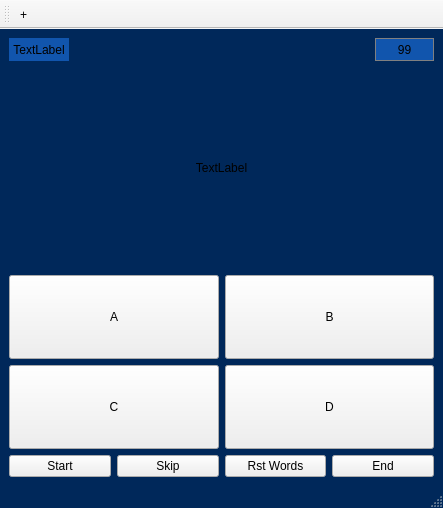
Above: mainwindow.ui from omrdk/mem_words before the change. Below: the same form after it.
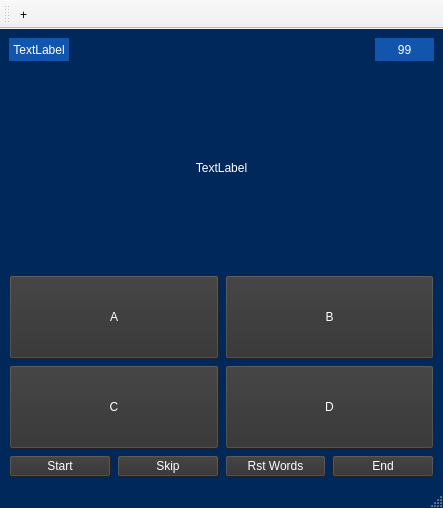
That is the form after the change. Icons and pictures are not drawn.

Diff of the .ui file:
```diff
--- a/mainwindow.ui
+++ b/mainwindow.ui
@@ -45,7 +45,8 @@
            </size>
           </property>
           <property name="styleSheet">
-           <string notr="true">	background-color: #1155AD 	;</string>
+           <string notr="true">background-color: #1155AD;
+color : rgb(255,255,255)</string>
           </property>
           <property name="text">
            <string>TextLabel</string>
@@ -74,9 +75,8 @@
         <item>
          <widget class="QLabel" name="lbl_count">
           <property name="styleSheet">
-           <string notr="true">	background-color: #1155AD;
-	border: 1px solid gray;
-	padding:5pc;</string>
+           <string notr="true">background-color: #1155AD;
+color : rgb(255,255,255)</string>
           </property>
           <property name="text">
            <string>99</string>
@@ -98,6 +98,9 @@
             <verstretch>0</verstretch>
            </sizepolicy>
           </property>
+          <property name="styleSheet">
+           <string notr="true">color:#ffffff;</string>
+          </property>
           <property name="text">
            <string>TextLabel</string>
           </property>
@@ -120,6 +123,10 @@
                   <verstretch>0</verstretch>
                  </sizepolicy>
                 </property>
+                <property name="styleSheet">
+                 <string notr="true">background-color : rgb(48,48,48);
+color: #ffffff;</string>
+                </property>
                 <property name="text">
                  <string>A</string>
                 </property>
@@ -133,6 +140,10 @@
                   <verstretch>0</verstretch>
                  </sizepolicy>
                 </property>
+                <property name="styleSheet">
+                 <string notr="true">background-color : rgb(48,48,48);
+color: #ffffff;</string>
+                </property>
                 <property name="text">
                  <string>B</string>
                 </property>
@@ -150,6 +161,10 @@
                   <verstretch>0</verstretch>
                  </sizepolicy>
                 </property>
+                <property name="styleSheet">
+                 <string notr="true">background-color : rgb(48,48,48);
+color: #ffffff;</string>
+                </property>
                 <property name="text">
                  <string>C</string>
                 </property>
@@ -163,6 +178,10 @@
                   <verstretch>0</verstretch>
                  </sizepolicy>
                 </property>
+                <property name="styleSheet">
+                 <string notr="true">background-color : rgb(48,48,48);
+color: #ffffff;</string>
+                </property>
                 <property name="text">
                  <string>D</string>
                 </property>
@@ -176,6 +195,10 @@
            <layout class="QHBoxLayout" name="horizontalLayout_3">
             <item>
              <widget class="QPushButton" name="btn_start">
+              <property name="styleSheet">
+               <string notr="true">background-color : rgb(48,48,48);
+color: #ffffff;</string>
+              </property>
               <property name="text">
                <string>Start</string>
               </property>
@@ -183,6 +206,10 @@
             </item>
             <item>
              <widget class="QPushButton" name="btn_skip">
+              <property name="styleSheet">
+               <string notr="true">background-color : rgb(48,48,48);
+color: #ffffff;</string>
+              </property>
               <property name="text">
                <string>Skip</string>
               </property>
@@ -190,6 +217,10 @@
             </item>
             <item>
              <widget class="QPushButton" name="btn_rst">
+              <property name="styleSheet">
+               <string notr="true">background-color : rgb(48,48,48);
+color: #ffffff;</string>
+              </property>
               <property name="text">
                <string>Rst Words</string>
               </property>
@@ -197,6 +228,10 @@
             </item>
             <item>
              <widget class="QPushButton" name="btn_exit">
+              <property name="styleSheet">
+               <string notr="true">background-color : rgb(48,48,48);
+color: #ffffff;</string>
+              </property>
               <property name="text">
                <string>End</string>
               </property>
```
Left out of the diff: 8 changed lines with no effect on the pictures.
